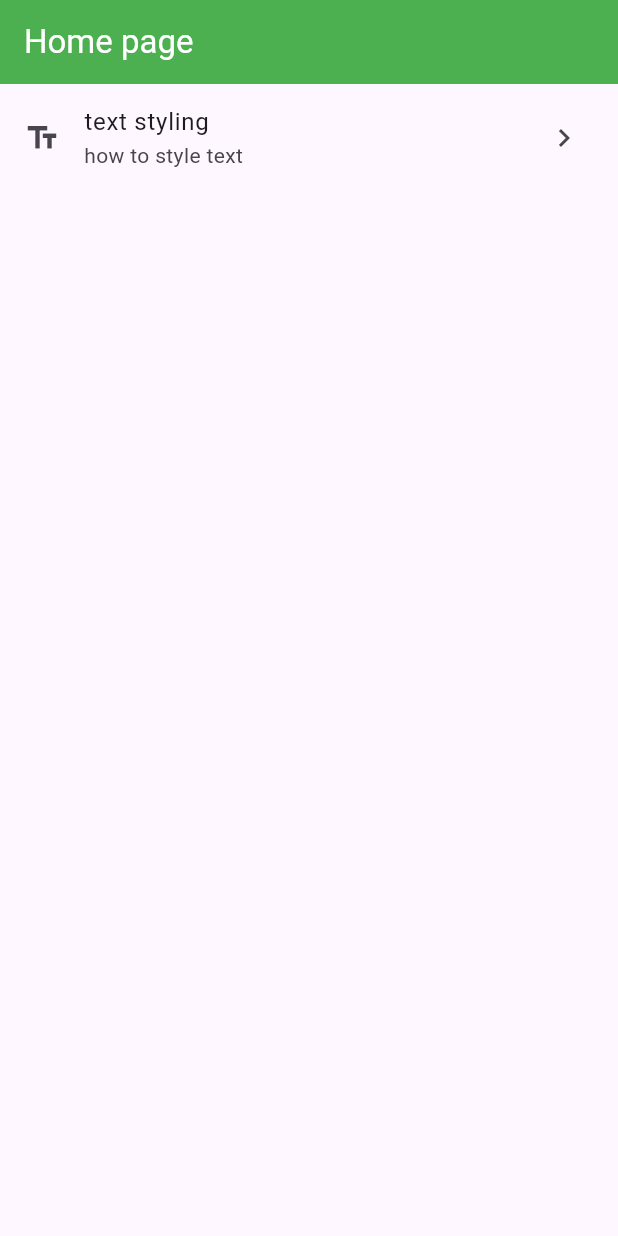
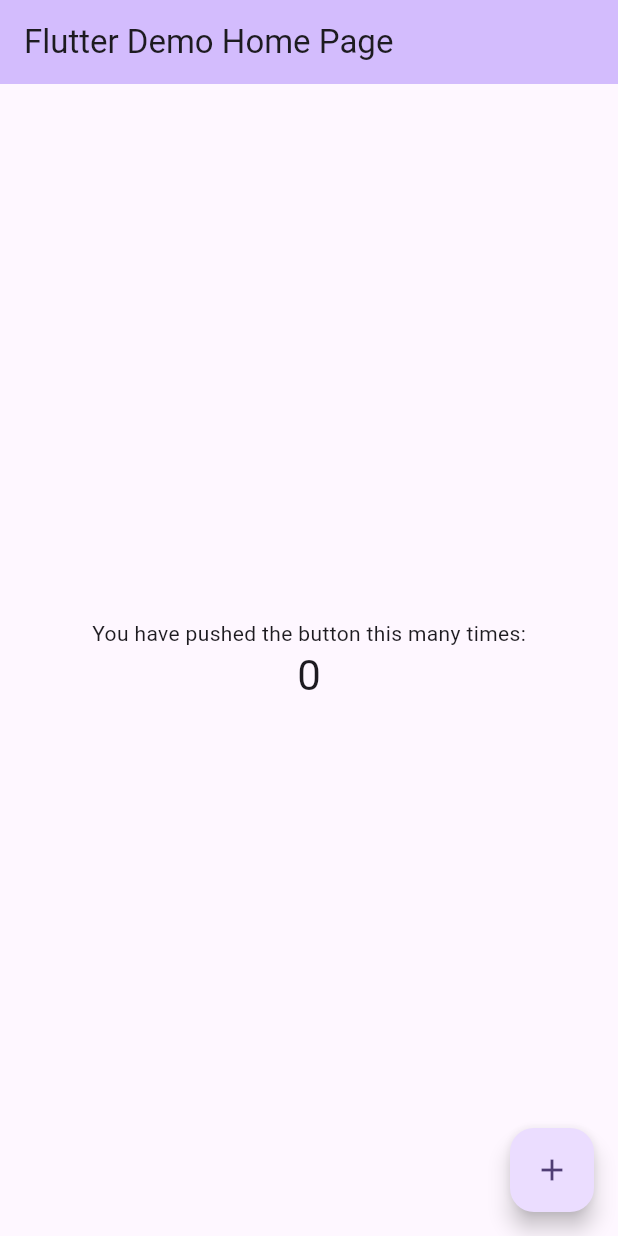
Before and after one commit to cygon23/flutter_app, a Flutter app: the screen it shows after launch, on a phone screen of 412 x 824 dp. Run offline on Flutter 3.47's test engine with Material 3 defaults, Android fonts, the phone set to English and light mode, and no system bars.

Commit message:
initial commit

```diff
--- a/lib/main.dart
+++ b/lib/main.dart
@@ -1,5 +1,4 @@
 import 'package:flutter/material.dart';
-import 'package:flutter_app/pages/home_page.dart';
 
 void main() {
   runApp(const MyApp());
@@ -14,10 +13,113 @@ class MyApp extends StatelessWidget {
     return MaterialApp(
       title: 'Flutter Demo',
       theme: ThemeData(
+        // This is the theme of your application.
+        //
+        // TRY THIS: Try running your application with "flutter run". You'll see
+        // the application has a purple toolbar. Then, without quitting the app,
+        // try changing the seedColor in the colorScheme below to Colors.green
+        // and then invoke "hot reload" (save your changes or press the "hot
+        // reload" button in a Flutter-supported IDE, or press "r" if you used
+        // the command line to start the app).
+        //
+        // Notice that the counter didn't reset back to zero; the application
+        // state is not lost during the reload. To reset the state, use hot
+        // restart instead.
+        //
+        // This works for code too, not just values: Most code changes can be
+        // tested with just a hot reload.
         colorScheme: ColorScheme.fromSeed(seedColor: Colors.deepPurple),
         useMaterial3: true,
       ),
-      home: const HomePage(),
+      home: const MyHomePage(title: 'Flutter Demo Home Page'),
     );
   }
 }
+
+class MyHomePage extends StatefulWidget {
+  const MyHomePage({super.key, required this.title});
+
+  // This widget is the home page of your application. It is stateful, meaning
+  // that it has a State object (defined below) that contains fields that affect
+  // how it looks.
+
+  // This class is the configuration for the state. It holds the values (in this
+  // case the title) provided by the parent (in this case the App widget) and
+  // used by the build method of the State. Fields in a Widget subclass are
+  // always marked "final".
+
+  final String title;
+
+  @override
+  State<MyHomePage> createState() => _MyHomePageState();
+}
+
+class _MyHomePageState extends State<MyHomePage> {
+  int _counter = 0;
+
+  void _incrementCounter() {
+    setState(() {
+      // This call to setState tells the Flutter framework that something has
+      // changed in this State, which causes it to rerun the build method below
+      // so that the display can reflect the updated values. If we changed
+      // _counter without calling setState(), then the build method would not be
+      // called again, and so nothing would appear to happen.
+      _counter++;
+    });
+  }
+
+  @override
+  Widget build(BuildContext context) {
+    // This method is rerun every time setState is called, for instance as done
+    // by the _incrementCounter method above.
+    //
+    // The Flutter framework has been optimized to make rerunning build methods
+    // fast, so that you can just rebuild anything that needs updating rather
+    // than having to individually change instances of widgets.
+    return Scaffold(
+      appBar: AppBar(
+        // TRY THIS: Try changing the color here to a specific color (to
+        // Colors.amber, perhaps?) and trigger a hot reload to see the AppBar
+        // change color while the other colors stay the same.
+        backgroundColor: Theme.of(context).colorScheme.inversePrimary,
+        // Here we take the value from the MyHomePage object that was created by
+        // the App.build method, and use it to set our appbar title.
+        title: Text(widget.title),
+      ),
+      body: Center(
+        // Center is a layout widget. It takes a single child and positions it
+        // in the middle of the parent.
+        child: Column(
+          // Column is also a layout widget. It takes a list of children and
+          // arranges them vertically. By default, it sizes itself to fit its
+          // children horizontally, and tries to be as tall as its parent.
+          //
+          // Column has various properties to control how it sizes itself and
+          // how it positions its children. Here we use mainAxisAlignment to
+          // center the children vertically; the main axis here is the vertical
+          // axis because Columns are vertical (the cross axis would be
+          // horizontal).
+          //
+          // TRY THIS: Invoke "debug painting" (choose the "Toggle Debug Paint"
+          // action in the IDE, or press "p" in the console), to see the
+          // wireframe for each widget.
+          mainAxisAlignment: MainAxisAlignment.center,
+          children: <Widget>[
+            const Text(
+              'You have pushed the button this many times:',
+            ),
+            Text(
+              '$_counter',
+              style: Theme.of(context).textTheme.headlineMedium,
+            ),
+          ],
+        ),
+      ),
+      floatingActionButton: FloatingActionButton(
+        onPressed: _incrementCounter,
+        tooltip: 'Increment',
+        child: const Icon(Icons.add),
+      ), // This trailing comma makes auto-formatting nicer for build methods.
+    );
+  }
+}
--- a/lib/pages/1_text_styling.dart
+++ /dev/null
@@ -1,26 +0,0 @@
-
-import 'package:flutter/material.dart';
-
-class TextStyling extends StatelessWidget {
-  const TextStyling({super.key});
-
-  @override
-  Widget build(BuildContext context) {
-    return Scaffold(
-      appBar: AppBar(
-        title: Text('text page'),
-        elevation: 2,
-
-      ),
-       body: SafeArea(child:
-       Text(
-           'Text.......',
-           style: TextStyle(
-             color: Colors.blueGrey.shade100,
-             fontSize: 50
-           ),
-
-       )),
-    );
-  }
-}
--- a/lib/pages/home_page.dart
+++ /dev/null
@@ -1,38 +0,0 @@
-import 'package:flutter/material.dart';
-import 'package:flutter_app/pages/1_text_styling.dart';
-
-class HomePage extends StatelessWidget {
-  const HomePage({super.key});
-
-  @override
-  Widget build(BuildContext context) {
-    return Scaffold(
-      appBar: AppBar(
-        title: Text(
-            "Home page",
-          style: TextStyle(
-            color: Colors.white,
-        ),
-        ),
-        backgroundColor: Colors.green,
-      ),
-      body: SafeArea(
-        child: ListView(
-          children: [
-             ListTile(
-               title: Text('text styling'),
-               subtitle: Text("how to style text"),
-               trailing: Icon(Icons.chevron_right),
-               leading: Icon(Icons.text_fields),
-               onTap: (){
-                Navigator.push(context,
-                    MaterialPageRoute(builder: (context) => TextStyling()),
-                );
-               },
-             ),
-          ],
-        )
-      ),
-    );
-  }
-}
--- a/pubspec.yaml
+++ b/pubspec.yaml
@@ -1,4 +1,4 @@
-name: flutter_app
+name: flutter_ui
 description: "A new Flutter project."
 # The following line prevents the package from being accidentally published to
 # pub.dev using `flutter pub publish`. This is preferred for private packages.
```
Also changed, not shown: 19 other files.
